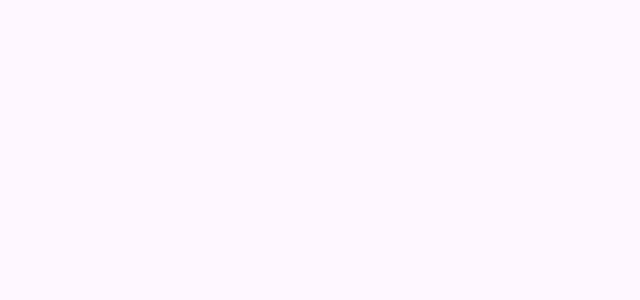
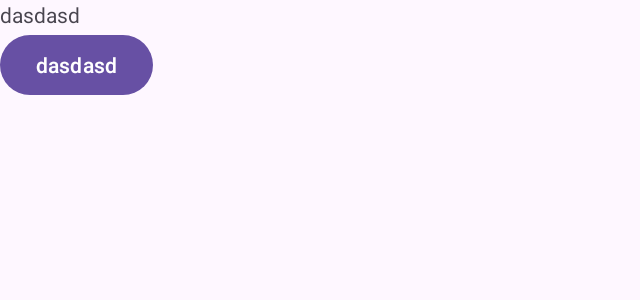
Before and after one commit to ArtikciNarek2006/midi_control, an Android app: the screen it shows after launch (MainMenu), on a phone screen of 824 x 412 dp (held sideways). Before the commit the part shown is empty. Shown: the top 300 px of the screen, without its empty margins (0-640 px from the left). Run offline under Robolectric (Android 15) with nearby library versions, the phone set to English and light mode, and no system bars.

Commit message:
created settings with shared_preferances example

```diff
--- a/app/src/main/java/com/midi_control/MainMenu.java
+++ b/app/src/main/java/com/midi_control/MainMenu.java
@@ -4,21 +4,51 @@ import androidx.appcompat.app.AppCompatActivity;
 
 import android.content.Intent;
 import android.os.Bundle;
+import android.view.View;
+import android.widget.Button;
+import android.widget.TextView;
 
+import com.midi_control.settings.Settings;
 import com.midi_control.settings_db.DbClient;
 
+import java.util.Calendar;
+import java.util.Date;
+
 public class MainMenu extends AppCompatActivity {
-    private DbClient dbClient;
-
+    Settings settings;
 
     @Override
     protected void onCreate(Bundle savedInstanceState) {
         ML.w("CURRENT ACTIVITY: MainMenu");
-        dbClient = DbClient.getInstance(this);
+        settings = Settings.getInstance(this);
 
         super.onCreate(savedInstanceState);
         setContentView(R.layout.activity_main_menu);
 
+        Button aaa = findViewById(R.id.aaa);
+        aaa.setOnClickListener(new View.OnClickListener() {
+            public int i = 0;
 
+            public void show_text(){
+                TextView tv = findViewById(R.id.tv);
+                String a = "";
+                a += "name: " + settings.get_param("name", "No Name");
+                a += "; susname: " + settings.get_param("susname", "No Name");
+                a += "; surname: " + settings.get_param("surname", "No Name");
+                tv.setText(a);
+            }
+            @Override
+            public void onClick(View v) {
+                Date currentTime = Calendar.getInstance().getTime();
+                if(i % 3 == 0)
+                    settings.set_param("name", currentTime.toString());
+                else if(i % 3 == 1)
+                    settings.set_param("susname", currentTime.toString());
+                else if(i % 3 == 2)
+                    settings.set_param("surname", currentTime.toString());
+                i++;
+                show_text();
+            }
+        });
     }
 }
--- /dev/null
+++ b/app/src/main/java/com/midi_control/settings/Settings.java
@@ -0,0 +1,79 @@
+package com.midi_control.settings;
+
+import android.content.Context;
+import android.content.SharedPreferences;
+
+public class Settings {
+    public static final String[][] defaults = {
+            {"theme", "dark"}
+    };
+
+    public static final String myPrefName = "midi-control-settings";
+    private SharedPreferences sharedPreferences;
+
+    public String get_default(String key) {
+        String default_val = null;
+        for (String[] aDefault : defaults) {
+            if (aDefault[0].equals(key)) {
+                default_val = aDefault[1];
+                break;
+            }
+        }
+        return default_val;
+    }
+
+    public void set_param(String key, String value) {
+        SharedPreferences.Editor editor = sharedPreferences.edit();
+        editor.putString(key, value);
+        editor.apply();
+        editor.commit();
+    }
+
+    public String get_param(String key, String default_val) {
+        if (sharedPreferences.contains(key)) {
+            return sharedPreferences.getString(key, default_val);
+        }
+        set_param(key, default_val);
+        return default_val;
+    }
+
+    public String get_param(String key) {
+        if (sharedPreferences.contains(key)) {
+            return sharedPreferences.getString(key, "Contains Key But returns DEFAULT");
+        }
+        String default_val = get_default(key);
+        set_param(key, (default_val != null) ? default_val : "null");
+        return default_val;
+    }
+
+    public Boolean contains_param(String key){
+        return sharedPreferences.contains(key);
+    }
+    public void set_default_values() {
+        SharedPreferences.Editor editor = sharedPreferences.edit();
+        for (String[] aDefault : defaults)
+            editor.putString(aDefault[0], aDefault[1]);
+        editor.apply();
+        editor.commit();
+    }
+
+    private Settings(Context ctx) {
+        sharedPreferences = ctx.getSharedPreferences(myPrefName, Context.MODE_PRIVATE);
+
+        if (get_param("Settings: is_first", "No").equals("No")) {
+            set_default_values();
+            set_param("Settings: is_first", "Yes");
+        }
+    }
+
+
+    // single tone
+    private static Settings mInstance;
+
+    public static synchronized Settings getInstance(Context mCtx) {
+        if (mInstance == null) {
+            mInstance = new Settings(mCtx);
+        }
+        return mInstance;
+    }
+}
--- a/app/src/main/res/layout/activity_main_menu.xml
+++ b/app/src/main/res/layout/activity_main_menu.xml
@@ -4,9 +4,20 @@
     xmlns:tools="http://schemas.android.com/tools"
     android:layout_width="match_parent"
     android:layout_height="match_parent"
-    tools:context=".MainMenu"
-    android:orientation="vertical">
+    android:orientation="vertical"
+    tools:context=".MainMenu">
+
+    <TextView
+        android:id="@+id/tv"
+        android:layout_width="wrap_content"
+        android:layout_height="wrap_content"
+        android:text="dasdasd"/>
 
 
+    <Button
+        android:id="@+id/aaa"
+        android:layout_width="wrap_content"
+        android:layout_height="wrap_content"
+        android:text="dasdasd"/>
 
 </LinearLayout>
```
Also changed, not shown: app/build.gradle.kts (+8 -1 lines), 1 other file.
